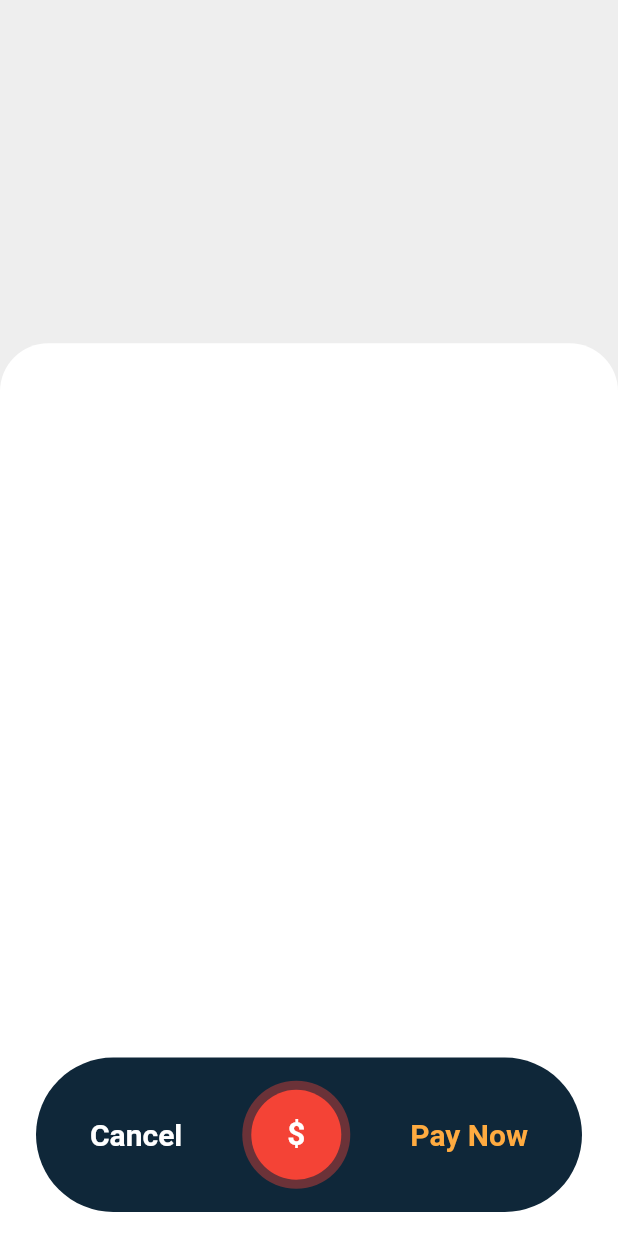
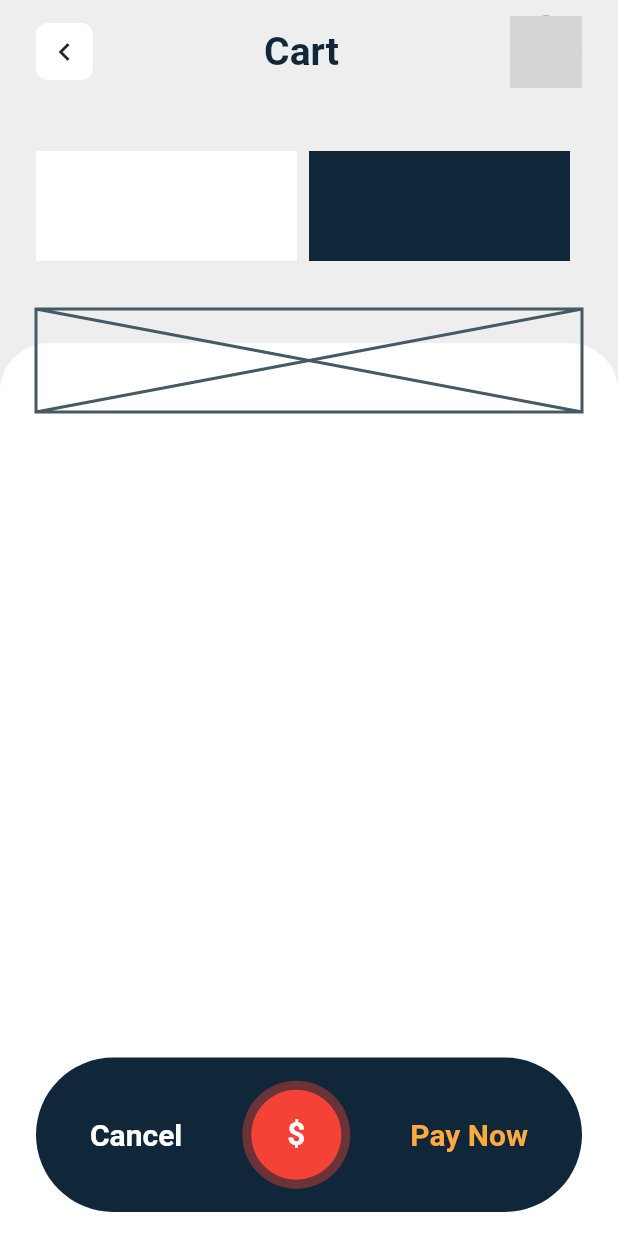
Before and after one commit to JAICHANGPARK/flutter_notebook_the_third_story, a Flutter app: the screen it shows after launch, on a phone screen of 412 x 824 dp. Run offline on Flutter 3.47's test engine with Material 2 defaults, Android fonts, the phone set to English and light mode, and no system bars; our stand-ins replace badges, dotted_border, fl_chart, google_fonts, page_transition, percent_indicator; network calls fail; grey boxes are pictures that could not be loaded.

Commit message:
Update main_page.dart

```diff
--- a/lib/e_commerce_app/main_page.dart
+++ b/lib/e_commerce_app/main_page.dart
@@ -1,5 +1,6 @@
 import 'package:flutter/cupertino.dart';
 import 'package:flutter/material.dart';
+import 'package:notebook_the_third_story/note_utils.dart';
 
 class EcommerceApp extends StatelessWidget {
   @override
@@ -20,7 +21,8 @@ class _CartPageState extends State<CartPage> {
   Widget build(BuildContext context) {
     return Scaffold(
       backgroundColor: Colors.grey[200],
-      body: Stack(
+      body: SafeArea(
+        child: Stack(
           children: <Widget>[
             Positioned(
               left: 0,
@@ -32,7 +34,80 @@ class _CartPageState extends State<CartPage> {
                   color: Colors.white,
                   borderRadius: BorderRadius.only(
                       topLeft: Radius.circular(32),
-                      topRight: Radius.circular(32))),
+                      topRight: Radius.circular(32)),
+                ),
+              ),
+            ),
+            Positioned(
+              top: 0,
+              left: 0,
+              right: 0,
+              child: Container(
+                padding: EdgeInsets.only(left: 24, right: 24),
+                height: MediaQuery.of(context).size.height / 3,
+                child: Column(
+                  children: <Widget>[
+                    Expanded(
+                      flex: 2,
+                      child: Row(
+                        mainAxisAlignment: MainAxisAlignment.spaceBetween,
+                        children: <Widget>[
+                          Container(
+                            height: 38,
+                            width: 38,
+                            decoration: BoxDecoration(
+                              color: Colors.white,
+                              borderRadius: BorderRadius.circular(8),
+                            ),
+                            child: Center(
+                              child: Icon(Icons.keyboard_arrow_left),
+                            ),
+                          ),
+                          Text(
+                            "Cart",
+                            style: TextStyle(
+                                color: Color(0xff0F2739),
+                                fontWeight: FontWeight.bold,
+                                fontSize: 26),
+                          ),
+                          CircleAvatar(
+                            radius: 24,
+                            backgroundImage: NetworkImage(dreamwalkerImg),
+                          )
+                        ],
+                      ),
+                    ),
+                    Expanded(
+                      flex: 4,
+                      child: Row(
+                        children: <Widget>[
+                          Expanded(
+                            flex: 1,
+                            child: Container(
+                              margin: EdgeInsets.only(
+                                  right: 8, top: 32, bottom: 32),
+                              decoration: BoxDecoration(color: Colors.white),
+                            ),
+                          ),
+                          Expanded(
+                            flex: 1,
+                            child: Container(
+                              margin: EdgeInsets.only(
+                                  right: 8, top: 32, bottom: 32),
+                              decoration: BoxDecoration(
+                                color: const Color(0xff0F2739),
+                              ),
+                            ),
+                          ),
+                        ],
+                      ),
+                    ),
+                    Expanded(
+                      flex: 2,
+                      child: Placeholder(),
+                    )
+                  ],
+                ),
               ),
             ),
             Positioned(
@@ -42,7 +117,7 @@ class _CartPageState extends State<CartPage> {
               child: Container(
                 height: MediaQuery.of(context).size.height / 8,
                 decoration: BoxDecoration(
-                  color: Color(0xff0F2739),
+                    color: const Color(0xff0F2739),
                     borderRadius: BorderRadius.circular(64)),
                 child: Row(
                   mainAxisAlignment: MainAxisAlignment.spaceEvenly,
@@ -86,6 +161,7 @@ class _CartPageState extends State<CartPage> {
             )
           ],
         ),
+      ),
     );
   }
 }
```
Lines whose indentation alone changed are shown as unchanged.
